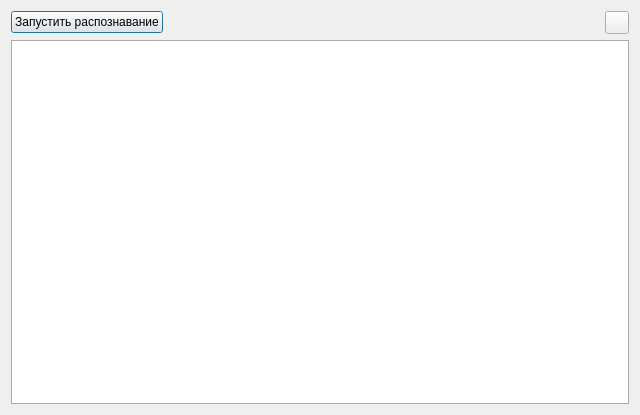
First picture: the form in dialog.ui, repository MrTrojan52/MERAGui, before the edit.
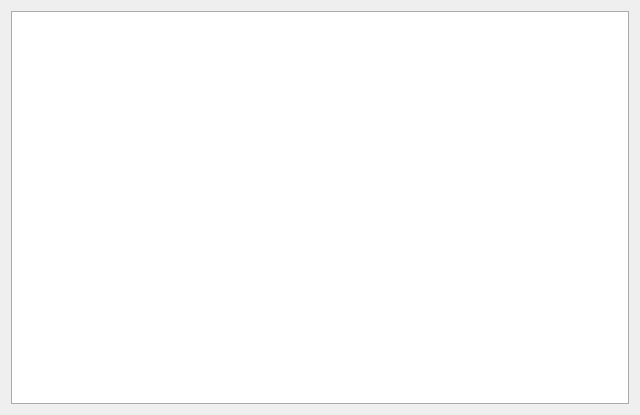
Second picture: the form after the edit. Icons and pictures are not drawn.

```diff
--- a/dialog.ui
+++ b/dialog.ui
@@ -17,60 +17,6 @@
    <string notr="true"/>
   </property>
   <layout class="QVBoxLayout" name="verticalLayout">
-   <item>
-    <layout class="QHBoxLayout" name="horizontalLayout_2">
-     <property name="leftMargin">
-      <number>0</number>
-     </property>
-     <property name="topMargin">
-      <number>0</number>
-     </property>
-     <property name="rightMargin">
-      <number>0</number>
-     </property>
-     <property name="bottomMargin">
-      <number>0</number>
-     </property>
-     <item alignment="Qt::AlignLeft">
-      <widget class="QPushButton" name="psbStartRecognize">
-       <property name="text">
-        <string>Запустить распознавание</string>
-       </property>
-       <property name="checkable">
-        <bool>true</bool>
-       </property>
-       <property name="flat">
-        <bool>false</bool>
-       </property>
-      </widget>
-     </item>
-     <item alignment="Qt::AlignRight">
-      <widget class="QToolButton" name="tbRecognizeSettings">
-       <property name="cursor">
-        <cursorShape>PointingHandCursor</cursorShape>
-       </property>
-       <property name="toolTip">
-        <string>Настройки распознавания</string>
-       </property>
-       <property name="autoFillBackground">
-        <bool>false</bool>
-       </property>
-       <property name="styleSheet">
-        <string notr="true">QToolBar {
-	background-color: rgba(255, 255, 255, 0);
-}</string>
-       </property>
-       <property name="text">
-        <string/>
-       </property>
-       <property name="icon">
-        <iconset resource="recource.qrc">
-         <normaloff>:/images/assets/gear.png</normaloff>:/images/assets/gear.png</iconset>
-       </property>
-      </widget>
-     </item>
-    </layout>
-   </item>
    <item>
     <widget class="QTabWidget" name="tabDevices">
      <property name="styleSheet">
```
Left out of the diff: 4 changed lines with no effect on the pictures.
